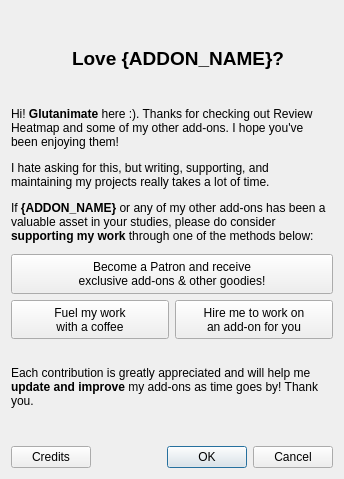
glutanimate/review-heatmap, file designer/contrib.ui: the form before one commit.
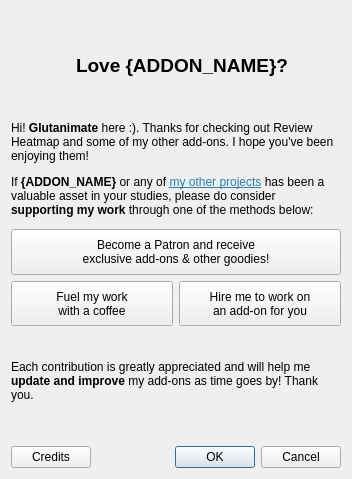
The form after the commit. Icons and pictures are not drawn.

Commit message: Small refactoring and updates to comments / labels

```diff
--- a/designer/contrib.ui
+++ b/designer/contrib.ui
@@ -6,7 +6,7 @@
    <rect>
     <x>0</x>
     <y>0</y>
-    <width>344</width>
+    <width>352</width>
     <height>479</height>
    </rect>
   </property>
@@ -97,7 +97,7 @@
         </sizepolicy>
        </property>
        <property name="text">
-        <string>&lt;html&gt;&lt;head/&gt;&lt;body&gt;&lt;p&gt;Hi! &lt;span style=&quot; font-weight:600;&quot;&gt;Glutanimate&lt;/span&gt; here :). Thanks for checking out Review Heatmap and some of my other add-ons. I hope you've been enjoying them! &lt;/p&gt;&lt;p&gt;I hate asking for this, but writing, supporting, and maintaining my projects really takes a lot of time.&lt;/p&gt;&lt;/p&gt;If &lt;span style=&quot; font-weight:600;&quot;&gt;{ADDON_NAME}&lt;/span&gt; or any of my other add-ons has been a valuable asset in your studies, please do consider &lt;span style=&quot; font-weight:600;&quot;&gt;supporting my work&lt;/span&gt; through one of the methods below:&lt;/p&gt;&lt;/body&gt;&lt;/html&gt;</string>
+        <string>&lt;html&gt;&lt;head/&gt;&lt;body&gt;&lt;p&gt;Hi! &lt;span style=&quot; font-weight:600;&quot;&gt;Glutanimate&lt;/span&gt; here :). Thanks for checking out Review Heatmap and some of my other add-ons. I hope you've been enjoying them! &lt;/p&gt;&lt;p&gt;If &lt;span style=&quot; font-weight:600;&quot;&gt;{ADDON_NAME}&lt;/span&gt; or any of &lt;a href=&quot;action://installed-addons&quot;&gt;&lt;span style=&quot; text-decoration: underline; color:#2980b9;&quot;&gt;my other projects&lt;/span&gt;&lt;/a&gt; has been a valuable asset in your studies, please do consider &lt;span style=&quot; font-weight:600;&quot;&gt;supporting my work&lt;/span&gt; through one of the methods below:&lt;/p&gt;&lt;/body&gt;&lt;/html&gt;</string>
        </property>
        <property name="wordWrap">
         <bool>true</bool>
```
Left out of the diff: 3 changed lines with no effect on the pictures. The commit also changes 3 other files.
